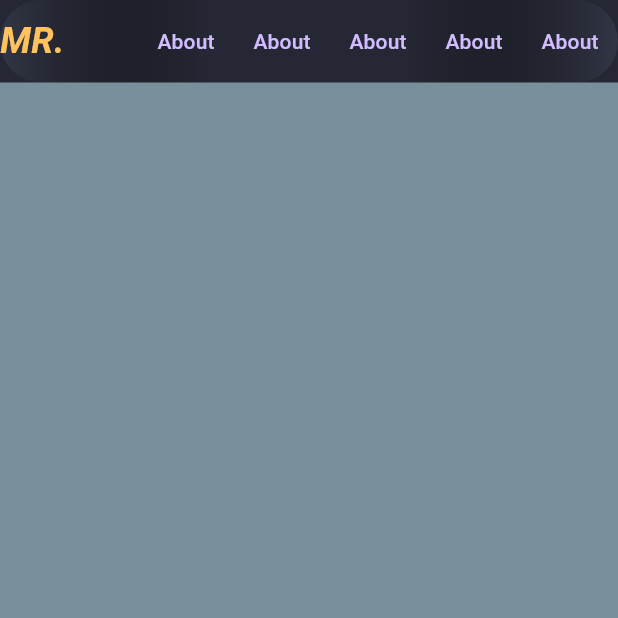
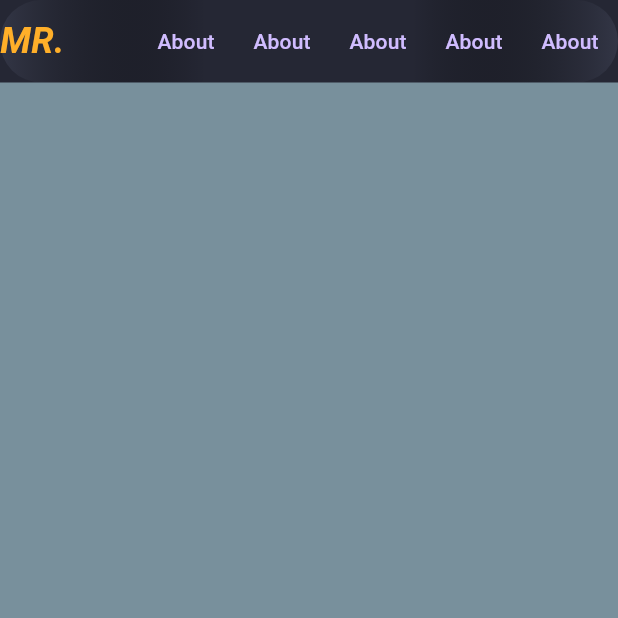
Before and after one commit to MidhileshRaj/web_app, a Flutter app: the screen it shows after launch, on a phone screen of 412 x 824 dp, the top half of it. Run offline on Flutter 3.47's test engine with Material 3 defaults, Android fonts, the light colour scheme and no system bars.

Commit message:
all pages added and customised color values

```diff
--- a/lib/constants/colors.dart
+++ b/lib/constants/colors.dart
@@ -1,13 +1,13 @@
 import 'dart:ui';
 
-class CustomColor {
-  static const Color scaffoldBg = Color(0xff252734);
-  static const Color lightBg1 = Color(0xff333646);
-  static const Color lightBg2 = Color(0xff424657);
+class CustomColors{
+  static const Color ScaffoldBg = Color(0xff252734);
+  static const Color bgLight = Color(0xff333646);
+  static const Color bgLight2 = Color(0xff424657);
   static const Color textFieldBg = Color(0xffC8C9CE);
-  static const Color hintTextClr = Color(0xff666874);
-  static const Color secondaryYellow = Color(0xffFFC25C);
-  static const Color primaryYellow = Color(0xffFFAF29);
-  static const Color primaryWhite = Color(0xffEAEAEB);
-  static const Color secondaryWhite = Color(0xffC8C9CE);
+  static const Color hintDark = Color(0xff666874);
+  static const Color yellowPrimary = Color(0xffFFC25C);
+  static const Color yellowSecondary = Color(0xffFFAF29);
+  static const Color whitePrimary = Color(0xffEAEAEB);
+  static const Color whiteSecondary = Color(0xffC8C9CE);
 }
--- /dev/null
+++ b/lib/constants/size.dart
@@ -0,0 +1 @@
+const double appMinDesktopWidth = 600.0;
--- a/lib/main.dart
+++ b/lib/main.dart
@@ -4,15 +4,18 @@ import 'package:web_app/pages/home_page.dart';
 void main() {
   runApp(const MyApp());
 }
+
 class MyApp extends StatelessWidget {
   const MyApp({super.key});
 
+
   @override
   Widget build(BuildContext context) {
-    return MaterialApp(
-      title: 'Midhilesh Raj',
+    return  MaterialApp(
+      debugShowCheckedModeBanner: false,
       theme: ThemeData.dark(useMaterial3: true),
-      home:const HomePage() ,
+      title: 'MidhileshRaj',
+      home: const HomePage(),
     );
   }
 }
--- a/lib/pages/home_page.dart
+++ b/lib/pages/home_page.dart
@@ -1,4 +1,3 @@
-import 'package:flutter/cupertino.dart';
 import 'package:flutter/material.dart';
 import 'package:web_app/constants/colors.dart';
 
@@ -13,7 +12,7 @@ class _HomePageState extends State<HomePage> {
   @override
   Widget build(BuildContext context) {
     return Scaffold(
-      backgroundColor: CustomColor.scaffoldBg,
+      backgroundColor: CustomColors.ScaffoldBg,
       body: ListView(
         scrollDirection: Axis.vertical,
         children: [
@@ -21,11 +20,11 @@ class _HomePageState extends State<HomePage> {
           Container(
             height: 55,
             width: double.maxFinite,
-            decoration:  BoxDecoration(color: Colors.blueGrey,gradient: LinearGradient(
-              colors: [CustomColor.lightBg1,
+            decoration:  BoxDecoration(color: Colors.blueGrey,gradient: const LinearGradient(
+              colors: [CustomColors.bgLight,
                 Colors.transparent,
                 Colors.transparent,
-                CustomColor.lightBg1
+                CustomColors.bgLight
               ]
             ),borderRadius: BorderRadius.circular(100)),
             child: Row(
@@ -34,7 +33,7 @@ class _HomePageState extends State<HomePage> {
                   "MR.",
                   style: TextStyle(
                       fontSize: 24,
-                      color: CustomColor.secondaryYellow,
+                      color: CustomColors.yellowSecondary,
                       fontStyle: FontStyle.italic,
                       fontWeight: FontWeight.bold),
                 ),
```
Also changed, not shown: lib/constants/nav_items.dart (added, +17 -0 lines), lib/pages/homepage.dart (added, +67 -0 lines), lib/styles/my_styles.dart (added, +9 -0 lines), lib/widgets/drawer_mobile.dart (added, +43 -0 lines), lib/widgets/header_desktop.dart (added, +37 -0 lines), lib/widgets/header_mobile.dart (added, +24 -0 lines), lib/widgets/mylogi.dart (added, +25 -0 lines).
